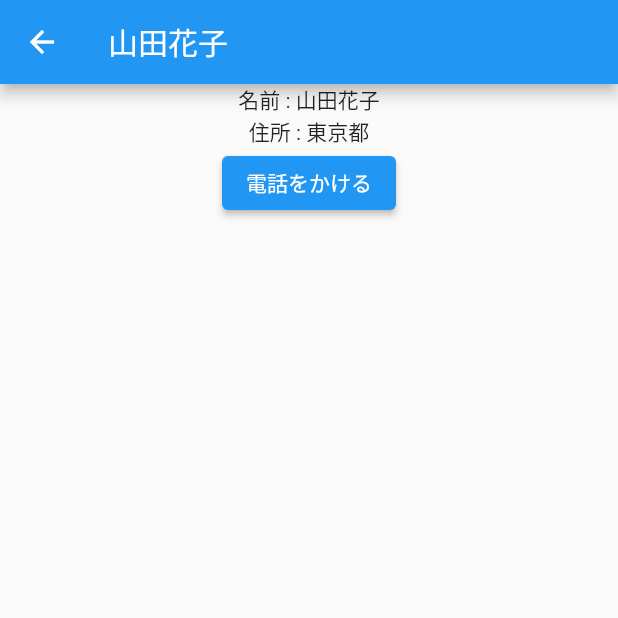
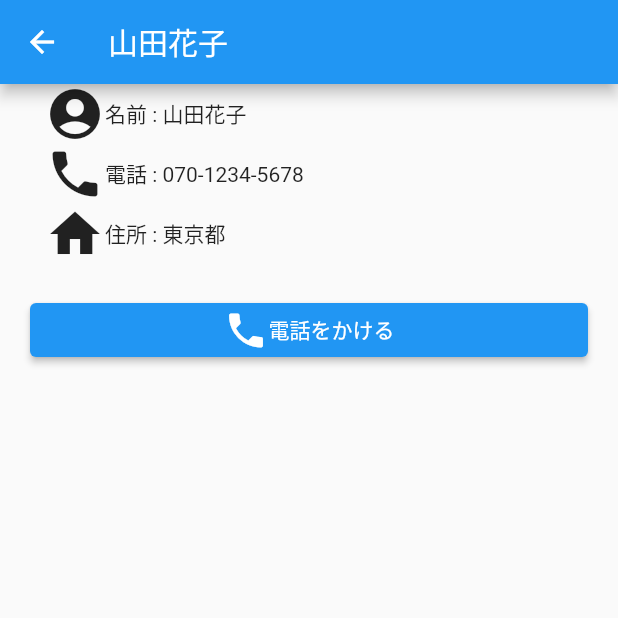
Before and after one commit to haruharu3220/Flutter_practice01, a Flutter app: the screen it shows after launch, after a tap on "山田花子", on a phone screen of 412 x 824 dp, the top half of it. Run offline on Flutter 3.47's test engine with Material 2 defaults, Android fonts, the phone set to English and light mode, and no system bars.

Commit message:
ページ整形

```diff
--- a/lib/main.dart
+++ b/lib/main.dart
@@ -22,7 +22,6 @@ class MyApp extends StatelessWidget {
 class MyHomePage extends StatefulWidget {
   const MyHomePage({super.key, required this.title});
 
-
   final String title;
 
   @override
@@ -36,10 +35,10 @@ class _MyHomePageState extends State<MyHomePage> {
     {'name': '佐藤太郎', 'number': '090-1234-5678', 'address': '横浜'},
   ];
 
-
   @override
   Widget build(BuildContext context) {
-    return Scaffold( //Scaffold＝建物を建てる時の土台のようなもの
+    return Scaffold(
+      //Scaffold＝建物を建てる時の土台のようなもの
       appBar: AppBar(
         title: Text(widget.title),
       ),
@@ -58,7 +57,9 @@ class _MyHomePageState extends State<MyHomePage> {
                 MaterialPageRoute(
                   builder: (context) {
                     return DetailPage(contact: contacts[index]);
-                  },),);
+                  },
+                ),
+              );
             },
           );
         },
@@ -80,9 +81,54 @@ class DetailPage extends StatelessWidget {
       body: Center(
         child: Column(
           children: [
-            Text('名前 : ${contact['name']}'),
-            Text('住所 : ${contact['address']}'),
-            ElevatedButton(onPressed: (){}, child: Text('電話をかける'))
+            Row(
+              children: [
+                SizedBox(
+                  width: 30,
+                ),
+                Icon(
+                  Icons.account_circle,
+                  size: 40,
+                ),
+                Text('名前 : ${contact['name']}'),
+              ],
+            ),
+            Row(
+              children: [
+                SizedBox(
+                  width: 30,
+                ),
+                Icon(
+                  Icons.phone,
+                  size: 40,
+                ),
+                Text('電話 : ${contact['number']}'),
+              ],
+            ),
+            Row(
+              children: [
+                SizedBox(
+                  width: 30,
+                ),
+                Icon(
+                  Icons.home,
+                  size: 40,
+                ),
+                Text('住所 : ${contact['address']}'),
+              ],
+            ),
+            Padding(
+              padding: const EdgeInsets.all(20.0),
+              child: ElevatedButton(
+                  onPressed: () {},
+                  child: Row(
+                    mainAxisAlignment: MainAxisAlignment.center,
+                    children: [
+                      Icon(Icons.phone, size: 30),
+                      Text('電話をかける'),
+                    ],
+                  )),
+            )
           ],
         ),
       ),
```
